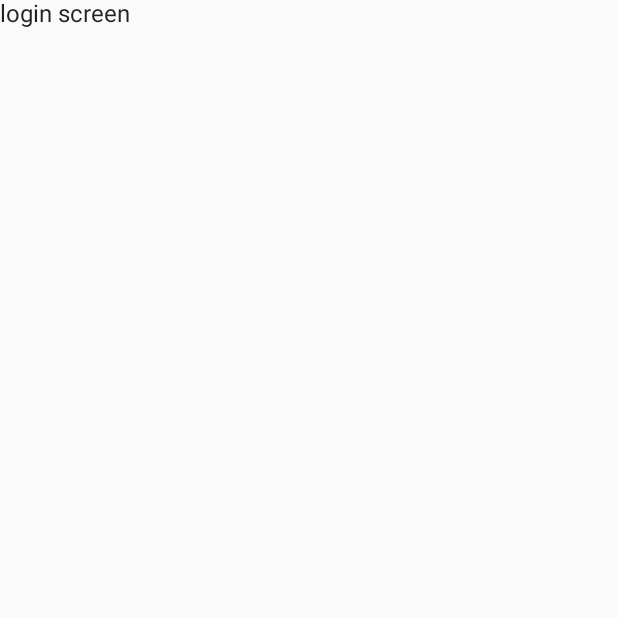
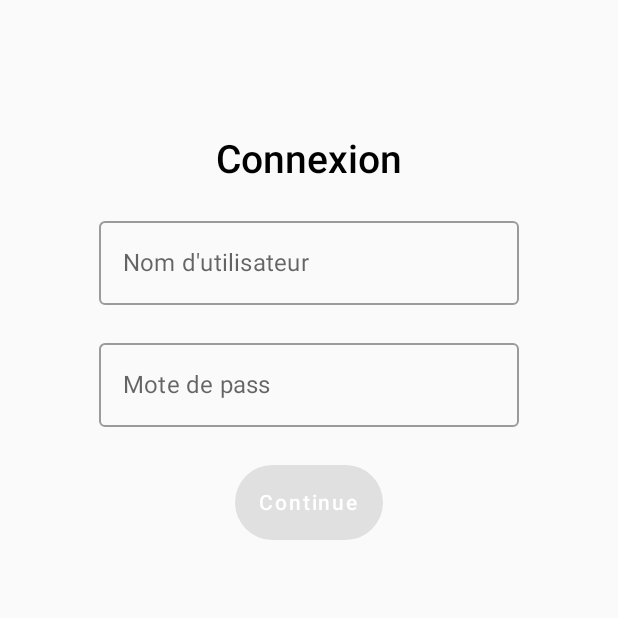
Before and after one commit to ayoubElhoucine/Elictricity-Bill, an Android app built with Jetpack Compose: the screen it shows after launch (MainActivity), on a phone screen of 412 x 824 dp, the top half of it. Before the commit the part shown is almost empty. Run offline under Robolectric (Android 15) with nearby library versions, the phone set to English and light mode, and no system bars; our stand-ins replace Dagger/Hilt's generated code, Firebase (no records; nobody signed in at launch, a user with empty details on screens opened directly).

Commit message:
impliment login scree UI

```diff
--- /dev/null
+++ b/app/src/main/java/com/ayoub/electricitybill/base/BaseViewModel.kt
@@ -0,0 +1,17 @@
+package com.ayoub.electricitybill.base
+
+import androidx.lifecycle.ViewModel
+import kotlinx.coroutines.CoroutineScope
+import kotlinx.coroutines.flow.MutableStateFlow
+import kotlinx.coroutines.flow.StateFlow
+import javax.inject.Inject
+
+abstract class BaseViewModel<T> : ViewModel() {
+
+    @Inject
+    lateinit var globalScope: CoroutineScope
+
+    protected val _uiState: MutableStateFlow<T?> = MutableStateFlow(null)
+    val uiState: StateFlow<T?> get() = _uiState
+
+}
--- a/app/src/main/java/com/ayoub/electricitybill/ui/home/HomeViewModel.kt
+++ b/app/src/main/java/com/ayoub/electricitybill/ui/home/HomeViewModel.kt
@@ -2,13 +2,14 @@ package com.ayoub.electricitybill.ui.home
 
 import android.app.Application
 import android.content.Context
-import androidx.lifecycle.ViewModel
+import com.ayoub.electricitybill.base.BaseViewModel
+import com.ayoub.electricitybill.ui.uiState.UiState
 import dagger.hilt.android.lifecycle.HiltViewModel
 import javax.inject.Inject
 
 @HiltViewModel
 class HomeViewModel @Inject constructor(
     private val application: Application,
-): ViewModel() {
+): BaseViewModel<UiState>() {
     val context: Context get () = application.applicationContext
 }
--- a/app/src/main/java/com/ayoub/electricitybill/ui/login/LoginScreen.kt
+++ b/app/src/main/java/com/ayoub/electricitybill/ui/login/LoginScreen.kt
@@ -1,21 +1,80 @@
 package com.ayoub.electricitybill.ui.login
 
-import androidx.compose.foundation.layout.Box
-import androidx.compose.material.Text
-import androidx.compose.runtime.Composable
+import androidx.compose.foundation.layout.*
+import androidx.compose.foundation.shape.CircleShape
+import androidx.compose.material.*
+import androidx.compose.runtime.*
 import androidx.compose.ui.Alignment
 import androidx.compose.ui.Modifier
+import androidx.compose.ui.graphics.Color
+import androidx.compose.ui.text.font.FontWeight
+import androidx.compose.ui.unit.dp
+import androidx.compose.ui.unit.sp
 import androidx.hilt.navigation.compose.hiltViewModel
+import com.ayoub.electricitybill.ui.theme.Purple500
+import com.ayoub.electricitybill.ui.uiState.UiState
 
 @Composable
 fun LoginScreen(
     viewModel: LoginViewModel = hiltViewModel(),
     onHome: () -> Unit,
 ) {
-    Box {
+    val uiState = viewModel.uiState.collectAsState()
+    val name = remember { mutableStateOf("") }
+    val password = remember { mutableStateOf("") }
+
+    Column(
+        modifier = Modifier.padding(16.dp).fillMaxSize(),
+        verticalArrangement = Arrangement.spacedBy(25.dp),
+        horizontalAlignment = Alignment.CenterHorizontally,
+    ) {
+        Spacer(modifier = Modifier.height(50.dp))
         Text(
-            text = "login screen",
-            modifier = Modifier.align(Alignment.Center)
+            text = "Connexion",
+            fontSize = 26.sp,
+            fontWeight = FontWeight.W600,
+            color = Color.Black,
         )
+        OutlinedTextField(
+            value = name.value,
+            placeholder = {
+                Text(text = "Nom d'utilisateur")
+            },
+            onValueChange = {
+                name.value = it
+            },
+        )
+        OutlinedTextField(
+            value = password.value,
+            placeholder = {
+                Text(text = "Mote de pass")
+            },
+            onValueChange = {
+                password.value = it
+            }
+        )
+        Button(
+            modifier = Modifier.height(50.dp),
+            colors = ButtonDefaults.buttonColors(
+                backgroundColor = Purple500
+            ),
+            onClick = {
+                viewModel.login(name.value, password.value)
+            },
+            enabled = name.value.isNotBlank() && password.value.isNotBlank(),
+            shape = CircleShape
+        ) {
+            when(uiState.value) {
+                UiState.Idle -> Text(text = "Continue", color = Color.White)
+                UiState.Loading -> CircularProgressIndicator(modifier = Modifier.size(30.dp), color = Color.White)
+                is UiState.Success -> {
+                    LaunchedEffect(Unit) {
+                        onHome()
+                    }
+                }
+                else -> Text(text = "Réessayez", color = Color.White)
+            }
+        }
+        Spacer(modifier = Modifier.weight(1f))
     }
 }
--- a/app/src/main/java/com/ayoub/electricitybill/ui/login/LoginViewModel.kt
+++ b/app/src/main/java/com/ayoub/electricitybill/ui/login/LoginViewModel.kt
@@ -3,12 +3,26 @@ package com.ayoub.electricitybill.ui.login
 import android.app.Application
 import android.content.Context
 import androidx.lifecycle.ViewModel
+import com.ayoub.electricitybill.base.BaseViewModel
+import com.ayoub.electricitybill.ui.uiState.UiState
 import dagger.hilt.android.lifecycle.HiltViewModel
 import javax.inject.Inject
 
 @HiltViewModel
 class LoginViewModel @Inject constructor(
     private val application: Application,
-): ViewModel() {
+): BaseViewModel<UiState>() {
     private val context: Context get() = application.applicationContext
+
+    init {
+        _uiState.value = UiState.Idle
+    }
+
+    fun login(
+        username: String,
+        password: String,
+    ) {
+
+    }
+
 }
--- /dev/null
+++ b/app/src/main/java/com/ayoub/electricitybill/ui/uiState/UiState.kt
@@ -0,0 +1,8 @@
+package com.ayoub.electricitybill.ui.uiState
+
+sealed class UiState {
+    object Idle: UiState()
+    object Loading: UiState()
+    data class Success(val data: Any? = null): UiState()
+    data class Fail(val message: String? = null): UiState()
+}
```
